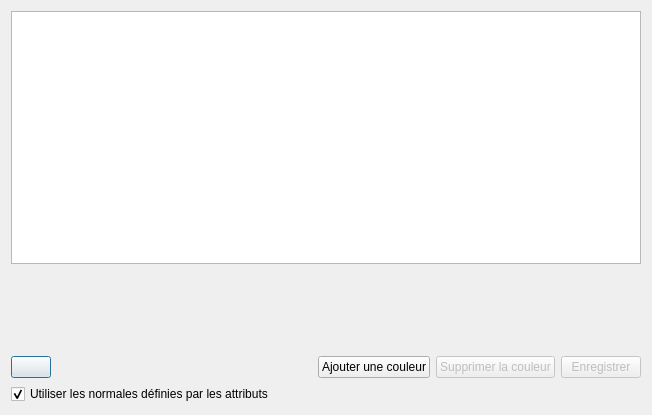
Above: ComputreeGui/view/DocumentView/GraphicsViews/PointsAttributes/gpointsattributesmanager.ui from computree/computree-v3 before the change. Below: the same form after it.
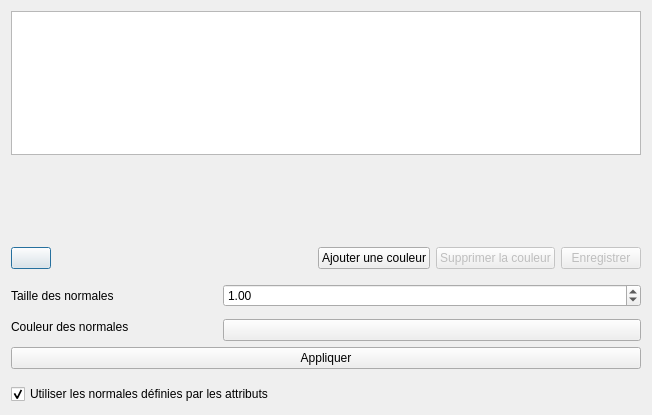
That is the form after the change. Custom widgets are drawn as their Qt base class.

Patch:
```diff
--- a/ComputreeGui/view/DocumentView/GraphicsViews/PointsAttributes/gpointsattributesmanager.ui
+++ b/ComputreeGui/view/DocumentView/GraphicsViews/PointsAttributes/gpointsattributesmanager.ui
@@ -23,10 +23,20 @@
       <widget class="QTreeView" name="treeView"/>
      </item>
      <item>
-      <layout class="QVBoxLayout" name="layoutEditGradient">
+      <widget class="QWidget" name="widgetEditGradient" native="true">
+       <layout class="QVBoxLayout" name="verticalLayout_3">
+        <property name="leftMargin">
+         <number>0</number>
+        </property>
        <property name="topMargin">
         <number>0</number>
        </property>
+        <property name="rightMargin">
+         <number>0</number>
+        </property>
+        <property name="bottomMargin">
+         <number>0</number>
+        </property>
        <item>
         <widget class="GColorGradientView" name="colorGradientView" native="true">
          <property name="minimumSize">
@@ -95,6 +105,72 @@
         </layout>
        </item>
       </layout>
+      </widget>
+     </item>
+     <item>
+      <widget class="QWidget" name="widgetEditNormals" native="true">
+       <property name="minimumSize">
+        <size>
+         <width>0</width>
+         <height>0</height>
+        </size>
+       </property>
+       <layout class="QGridLayout" name="gridLayout">
+        <property name="leftMargin">
+         <number>0</number>
+        </property>
+        <property name="rightMargin">
+         <number>0</number>
+        </property>
+        <item row="0" column="0">
+         <widget class="QLabel" name="label">
+          <property name="text">
+           <string>Taille des normales</string>
+          </property>
+         </widget>
+        </item>
+        <item row="0" column="1" colspan="2">
+         <widget class="QDoubleSpinBox" name="doubleSpinBoxNormalsLength">
+          <property name="minimumSize">
+           <size>
+            <width>0</width>
+            <height>0</height>
+           </size>
+          </property>
+          <property name="value">
+           <double>1.000000000000000</double>
+          </property>
+         </widget>
+        </item>
+        <item row="1" column="0" rowspan="2">
+         <widget class="QLabel" name="label_2">
+          <property name="text">
+           <string>Couleur des normales</string>
+          </property>
+         </widget>
+        </item>
+        <item row="2" column="1" colspan="2">
+         <widget class="QtColorPicker" name="pushButtonNormalsColorPicker">
+          <property name="maximumSize">
+           <size>
+            <width>16777215</width>
+            <height>16777215</height>
+           </size>
+          </property>
+          <property name="text">
+           <string/>
+          </property>
+         </widget>
+        </item>
+        <item row="3" column="0" colspan="3">
+         <widget class="QPushButton" name="pushButtonApplyEditNormals">
+          <property name="text">
+           <string>Appliquer</string>
+          </property>
+         </widget>
+        </item>
+       </layout>
+      </widget>
      </item>
      <item>
       <layout class="QVBoxLayout" name="verticalLayout_2">
```
Left out of the diff: 2 changed lines with no effect on the pictures. Lines whose indentation alone changed are shown as unchanged.
